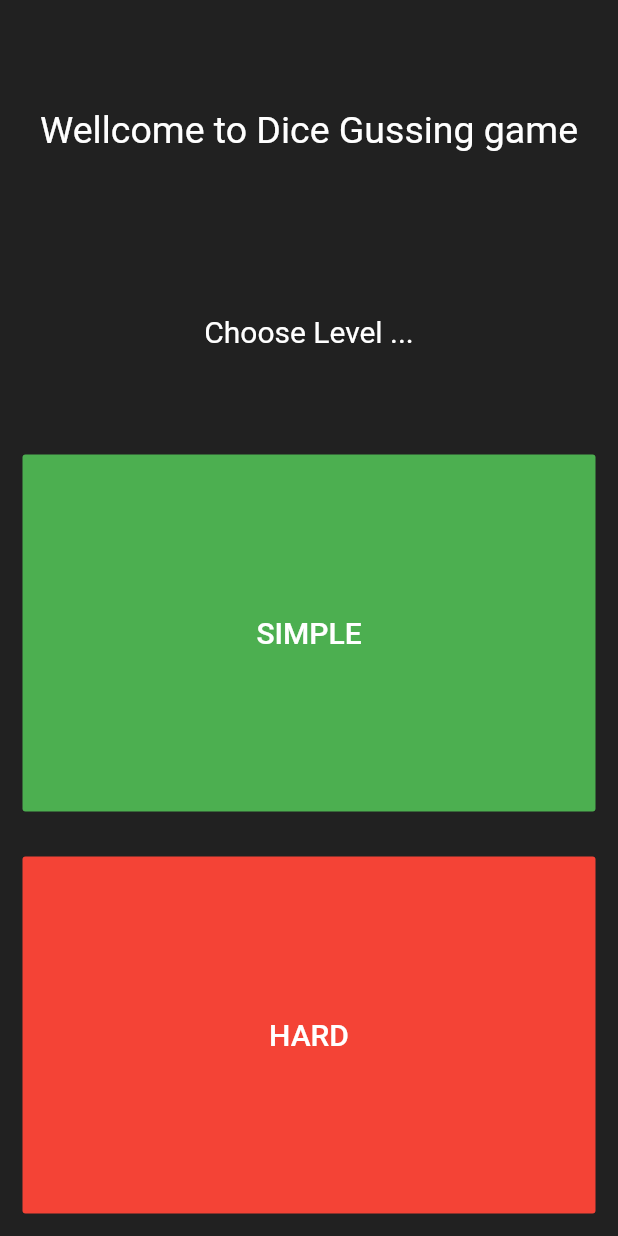
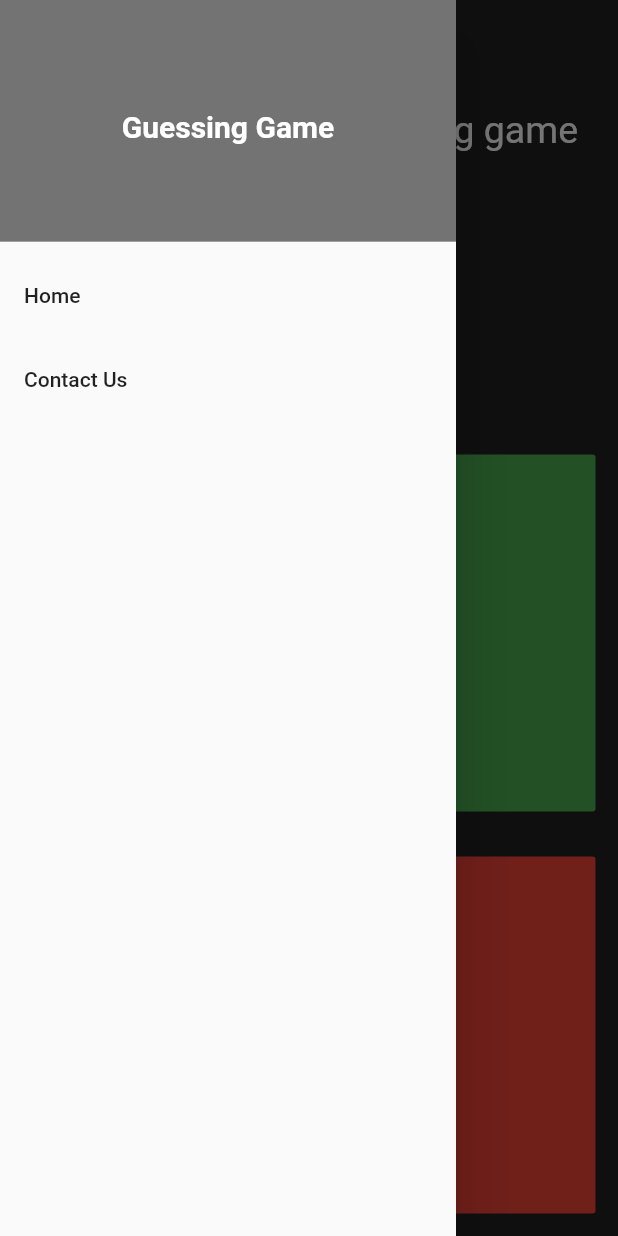
Before and after one commit to razasaddiqi/DiceGuessingGame, a Flutter app: the screen it shows after launch, with the side drawer open (before the commit the screen has no drawer), on a phone screen of 412 x 824 dp. Run offline on Flutter 3.47's test engine with Material 2 defaults, Android fonts, the phone set to English and light mode, and no system bars; missing offline and left inert: animated_dialog_box.

```diff
--- a/lib/main.dart
+++ b/lib/main.dart
@@ -13,6 +13,42 @@ class _MyHomePageState extends State<MyHomePage> {
   @override
   Widget build(BuildContext context) {
     return Scaffold(
+      drawer: Drawer(
+        // Add a ListView to the drawer. This ensures the user can scroll
+        // through the options in the drawer if there isn't enough vertical
+        // space to fit everything.
+        child: ListView(
+          // Important: Remove any padding from the ListView.
+          padding: EdgeInsets.zero,
+          children: <Widget>[
+            DrawerHeader(
+              child: Center(child: Text('Guessing Game', style: TextStyle(
+                color: Colors.white,
+                fontWeight: FontWeight.bold,
+                fontSize: 20.0,
+              ),),),
+              decoration: BoxDecoration(
+                color: Colors.black54,
+              ),
+            ),
+            ListTile(
+              title: Text('Home'),
+              onTap: () {
+                Navigator.pop(context);
+              },
+            ),
+            ListTile(
+              title: Text('Contact Us'),
+              onTap: () {
+                // Update the state of the app
+                // ...
+                // Then close the drawer
+                Navigator.pop(context);
+              },
+            ),
+          ],
+        ),
+      ),
       backgroundColor: Colors.grey.shade900,
       body: Column(
         mainAxisAlignment: MainAxisAlignment.spaceBetween,
```
